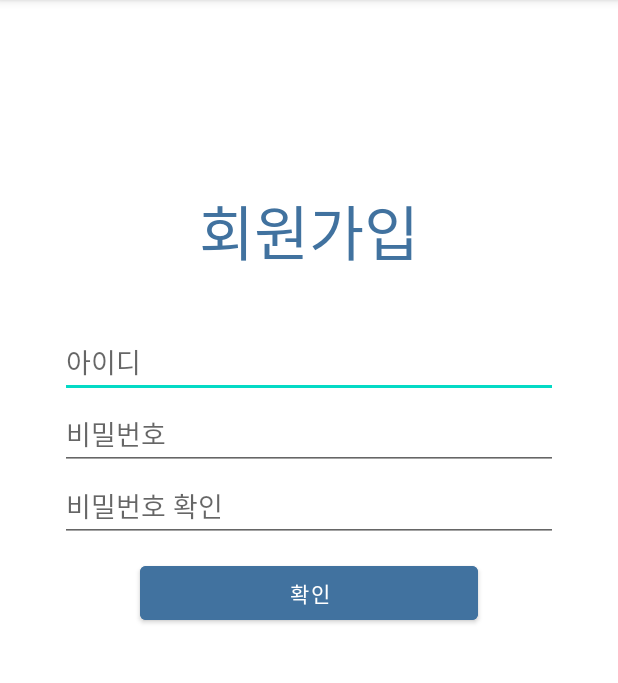
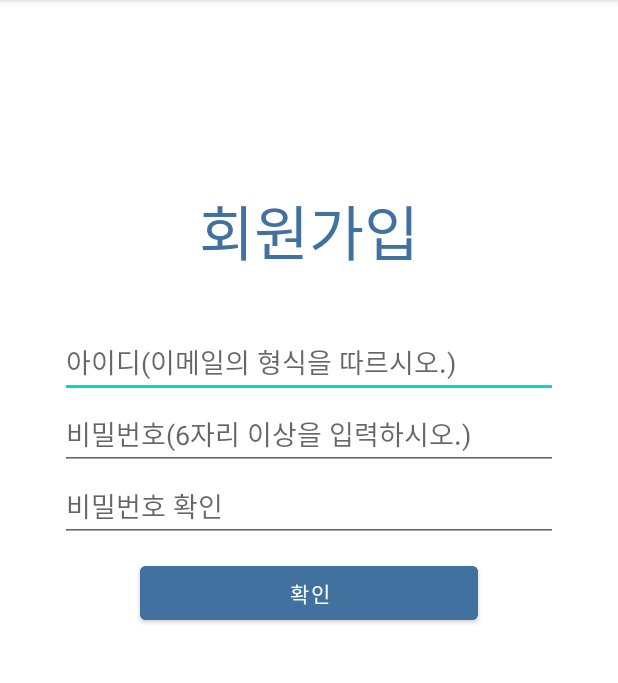
Before and after one commit to parksyoung/IAM1, an Android app: the screen it shows after launch once a user with an empty profile is signed in (RegisterActivity), after a tap on "SIGN UP OR REGISTER", on a phone screen of 412 x 824 dp, the part 84-767 px from its top. Run offline under Robolectric (Android 15) with nearby library versions, the phone set to English and light mode, and no system bars; our stand-ins replace Firebase (no records; nobody signed in at launch, a user with empty details on screens opened directly).

Commit message:
Fix login,main,register Add logout,delAccount

```diff
--- a/app/src/main/java/edu/sungshin/iam1/LoginActivity.java
+++ b/app/src/main/java/edu/sungshin/iam1/LoginActivity.java
@@ -1,38 +1,65 @@
 package edu.sungshin.iam1;
 
+import androidx.annotation.NonNull;
 import androidx.appcompat.app.AppCompatActivity;
 
 import android.os.Bundle;
 import android.content.Intent;
 import android.widget.Button;
 import android.view.View;
+import android.widget.EditText;
 import android.widget.Toast;
+
+import com.google.android.gms.tasks.OnCompleteListener;
+import com.google.android.gms.tasks.Task;
+import com.google.firebase.auth.AuthResult;
+import com.google.firebase.auth.FirebaseAuth;
+import com.google.firebase.database.DatabaseReference;
+import com.google.firebase.database.FirebaseDatabase;
 
 public class LoginActivity extends AppCompatActivity {
 
-    Button btn_login;
-    Button btn_forgot;
-    Button btn_signin;
+    private FirebaseAuth mAuth; //파이어베이스 인증 처리
+    private DatabaseReference mDB; // 실시간 데이터베이스
+    private EditText id, pw;
 
     @Override
     protected void onCreate(Bundle savedInstanceState) {
         super.onCreate(savedInstanceState);
         setContentView(R.layout.activity_login);
 
-        btn_login = (Button) findViewById(R.id.btn_login);
-        btn_forgot = (Button) findViewById(R.id.btn_forgot);
-        btn_signin = (Button) findViewById(R.id.btn_signin);
+        mAuth = FirebaseAuth.getInstance();
+        mDB = FirebaseDatabase.getInstance().getReference("IAM");
+
+        id = findViewById(R.id.edit_id);
+        pw = findViewById(R.id.edit_pwd);
+
+        Button btn_login = (Button) findViewById(R.id.btn_login);
+        Button btn_forgot = (Button) findViewById(R.id.btn_forgot);
+        Button btn_signin = (Button) findViewById(R.id.btn_signin);
 
         btn_login.setOnClickListener(new View.OnClickListener() {
             @Override
             public void onClick(View v) {
 
-                Toast.makeText(getApplicationContext(), "혼자 사는 당신! 환영합니다!",
-                            Toast.LENGTH_SHORT).show();
+                String strId = id.getText().toString();
+                String strPw = pw.getText().toString();
 
-                Intent intent = new Intent(LoginActivity.this,MainActivity.class);
-                startActivity(intent);
-
+                mAuth.signInWithEmailAndPassword(strId, strPw).addOnCompleteListener(LoginActivity.this, new OnCompleteListener<AuthResult>() {
+                    @Override
+                    public void onComplete(@NonNull Task<AuthResult> task) {
+                        if(task.isSuccessful()){
+                            //로그인 성공
+                            Intent intent = new Intent(LoginActivity.this,MainActivity.class);
+                            startActivity(intent);
+                            Toast.makeText(getApplicationContext(), "혼자 사는 당신! 환영합니다!",Toast.LENGTH_SHORT).show();
+                            finish(); // 현재 액티비티 파괴
+                        }
+                        else{
+                            Toast.makeText(getApplicationContext(), "현재 존재하는 계정이 아닙니다.아이디랑 비밀번호를 다시 확인 하시거나 회원가입을 하세요.", Toast.LENGTH_SHORT).show();
+                        }
+                    }
+                });
             }
         });
 
--- a/app/src/main/java/edu/sungshin/iam1/RegisterActivity.java
+++ b/app/src/main/java/edu/sungshin/iam1/RegisterActivity.java
@@ -4,6 +4,7 @@ import androidx.annotation.NonNull;
 import androidx.appcompat.app.AppCompatActivity;
 
 import android.content.DialogInterface;
+import android.content.Intent;
 import android.os.Bundle;
 import android.view.View;
 import android.widget.Button;
@@ -59,10 +60,13 @@ public class RegisterActivity extends AppCompatActivity {
                             //setValue : database에 insert 하는 것
                             mDB.child("UserAccount").child(firebaseUser.getUid()).setValue(account);
 
+                            Intent intent = new Intent(RegisterActivity.this,LoginActivity.class);
+                            startActivity(intent);
+
                             Toast.makeText(RegisterActivity.this, "회원가입에 성공하셨습니다.", Toast.LENGTH_SHORT).show();
                         }
                         else{
-                                Toast.makeText(RegisterActivity.this, "회원가입에 실패했습니다.", Toast.LENGTH_SHORT).show();
+                            Toast.makeText(RegisterActivity.this, "이미 존재하는 계정이거나 올바르지 않은 형식입니다. 다시 입력해주십시오.", Toast.LENGTH_SHORT).show();
                         }
                     }
                 });
--- a/app/src/main/res/layout/activity_register.xml
+++ b/app/src/main/res/layout/activity_register.xml
@@ -25,7 +25,7 @@
         android:layout_height="wrap_content"
         android:layout_marginLeft="40dp"
         android:layout_marginRight="40dp"
-        android:hint="아이디"
+        android:hint="아이디(이메일의 형식을 따르시오.)"
         android:minHeight="48dp"/>
 
     <EditText
@@ -35,7 +35,7 @@
         android:layout_marginLeft="40dp"
         android:layout_marginRight="40dp"
         android:inputType="textPassword"
-        android:hint="비밀번호"
+        android:hint="비밀번호(6자리 이상을 입력하시오.)"
         android:minHeight="48dp"/>
 
     <EditText
```
Also changed, not shown: app/src/main/java/edu/sungshin/iam1/MainActivity.java (+34 -1 lines), app/src/main/res/layout/activity_main.xml (+12 -0 lines).
